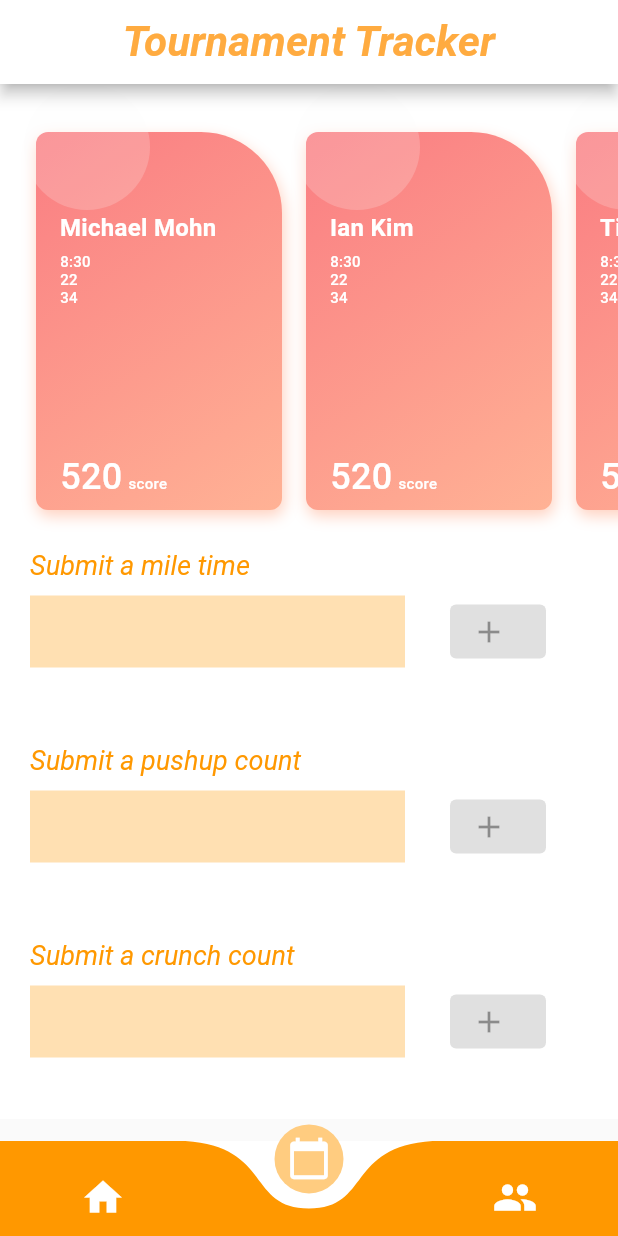
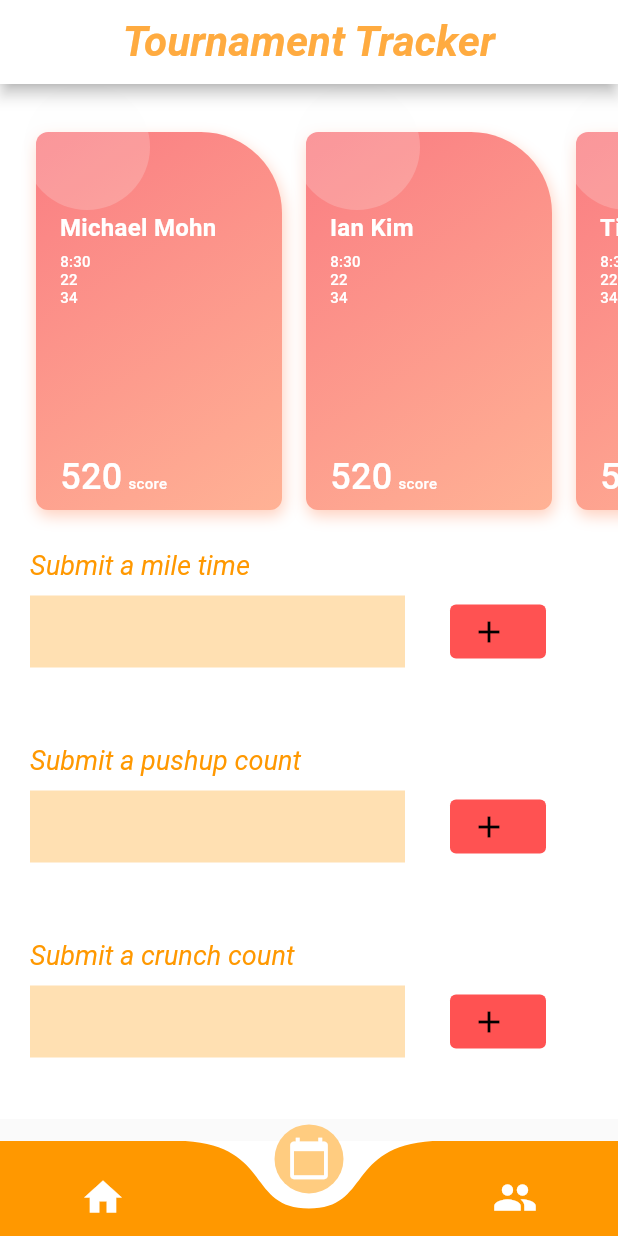
Before and after one commit to 330i/exerciseapp, a Flutter app: the screen it shows after launch, item 2 of the bottom bar chosen, on a phone screen of 412 x 824 dp. Run offline on Flutter 3.47's test engine with Material 2 defaults, Android fonts, the phone set to English and light mode, and no system bars; drawn by our look-alikes of curved_navigation_bar; our stand-ins replace cloud_firestore, firebase_auth, firebase_storage, hexcolor, image_picker, validators; accounts and stored records are empty.

Commit message:
Tourney page ui actually finished

```diff
--- a/lib/pages/tournament_page.dart
+++ b/lib/pages/tournament_page.dart
@@ -39,7 +39,7 @@ class _TournamentPageState extends State<TournamentPage> {
                     ),
                     _entryField("Submit a mile time", mileTime),
                     SizedBox(width: 30,),
-                    ElevatedButton.icon(onPressed: null, icon: Icon(Icons.add), label: Text(''))
+                    ElevatedButton.icon(onPressed: null, icon: Icon(Icons.add, color: Colors.black,), label: Text(''), style: ButtonStyle(backgroundColor: MaterialStateProperty.all<Color>(Colors.redAccent[200])))
                   ]),
                   Row(children: [
                     SizedBox(
@@ -47,7 +47,7 @@ class _TournamentPageState extends State<TournamentPage> {
                     ),
                     _entryField("Submit a pushup count", pushup),
                     SizedBox(width: 30,),
-                    ElevatedButton.icon(onPressed: null, icon: Icon(Icons.add), label: Text(''))
+                    ElevatedButton.icon(onPressed: null, icon: Icon(Icons.add, color: Colors.black,), label: Text(''), style: ButtonStyle(backgroundColor: MaterialStateProperty.all<Color>(Colors.redAccent[200])))
                   ]),
                   Row(children: [
                     SizedBox(
@@ -55,7 +55,7 @@ class _TournamentPageState extends State<TournamentPage> {
                     ),
                     _entryField("Submit a crunch count", crunches),
                     SizedBox(width: 30,),
-                    ElevatedButton.icon(onPressed: null, icon: Icon(Icons.add), label: Text(''))
+                    ElevatedButton.icon(onPressed: null, icon: Icon(Icons.add, color: Colors.black,), label: Text(''), style: ButtonStyle(backgroundColor: MaterialStateProperty.all<Color>(Colors.redAccent[200])))
                   ])
                 ],
               ),
```
